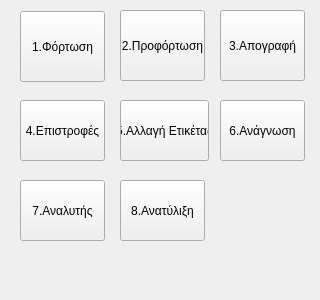
Above: elina_scanner.ui from algogr/Elina_Scanner before the change. Below: the same form after it.
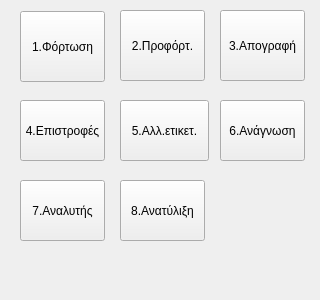
That is the form after the change.

What changed in the file:
```diff
--- a/elina_scanner.ui
+++ b/elina_scanner.ui
@@ -55,7 +55,7 @@
     </rect>
    </property>
    <property name="text">
-    <string>5.Αλλαγή Ετικέτας</string>
+    <string>5.Αλλ.ετικετ.</string>
    </property>
    <property name="shortcut">
     <string>5</string>
@@ -119,7 +119,7 @@
     </rect>
    </property>
    <property name="text">
-    <string>2.Προφόρτωση</string>
+    <string>2.Προφόρτ.</string>
    </property>
    <property name="shortcut">
     <string>2</string>
```
Left out of the diff: 26 changed lines with no effect on the pictures.
